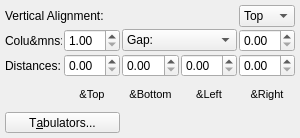
First picture: the form in scribus/ui/propertywidget_distancebase.ui, repository nitramr/scribus, before the edit.
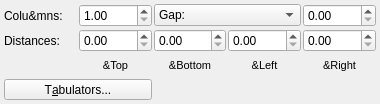
Second picture: the form after the edit. Custom widgets are drawn as their Qt base class.

What changed in the file:
```diff
--- a/scribus/ui/propertywidget_distancebase.ui
+++ b/scribus/ui/propertywidget_distancebase.ui
@@ -6,36 +6,153 @@
    <rect>
     <x>0</x>
     <y>0</y>
-    <width>300</width>
-    <height>138</height>
+    <width>380</width>
+    <height>104</height>
    </rect>
   </property>
+  <property name="sizePolicy">
+   <sizepolicy hsizetype="MinimumExpanding" vsizetype="MinimumExpanding">
+    <horstretch>0</horstretch>
+    <verstretch>0</verstretch>
+   </sizepolicy>
+  </property>
   <property name="minimumSize">
    <size>
-    <width>300</width>
+    <width>380</width>
+    <height>0</height>
+   </size>
+  </property>
+  <property name="maximumSize">
+   <size>
+    <width>380</width>
+    <height>16777215</height>
+   </size>
+  </property>
+  <property name="baseSize">
+   <size>
+    <width>380</width>
     <height>0</height>
    </size>
   </property>
   <property name="windowTitle">
    <string notr="true">Frame</string>
   </property>
-  <layout class="QGridLayout" name="gridLayout">
+  <layout class="QGridLayout" name="gridLayout" columnstretch="0,0,0,0,0">
    <property name="leftMargin">
-    <number>5</number>
+    <number>4</number>
    </property>
    <property name="topMargin">
-    <number>5</number>
+    <number>4</number>
    </property>
    <property name="rightMargin">
-    <number>5</number>
+    <number>4</number>
    </property>
    <property name="bottomMargin">
-    <number>5</number>
+    <number>4</number>
    </property>
    <property name="spacing">
     <number>2</number>
    </property>
-   <item row="1" column="1">
+   <item row="2" column="1">
+    <widget class="QLabel" name="topLabel">
+     <property name="font">
+      <font>
+       <pointsize>8</pointsize>
+       <weight>50</weight>
+       <italic>false</italic>
+       <bold>false</bold>
+      </font>
+     </property>
+     <property name="text">
+      <string>&amp;Top</string>
+     </property>
+     <property name="alignment">
+      <set>Qt::AlignCenter</set>
+     </property>
+    </widget>
+   </item>
+   <item row="2" column="3">
+    <widget class="QLabel" name="leftLabel">
+     <property name="font">
+      <font>
+       <pointsize>8</pointsize>
+       <weight>50</weight>
+       <italic>false</italic>
+       <bold>false</bold>
+      </font>
+     </property>
+     <property name="text">
+      <string>&amp;Left</string>
+     </property>
+     <property name="alignment">
+      <set>Qt::AlignCenter</set>
+     </property>
+    </widget>
+   </item>
+   <item row="1" column="0">
+    <widget class="QLabel" name="distancesLabel">
+     <property name="text">
+      <string>Distances:</string>
+     </property>
+    </widget>
+   </item>
+   <item row="0" column="4">
+    <widget class="ScrSpinBox" name="columnGap">
+     <property name="toolTip">
+      <string>Distance between columns</string>
+     </property>
+    </widget>
+   </item>
+   <item row="0" column="0">
+    <widget class="QLabel" name="columnsLabel">
+     <property name="text">
+      <string>Colu&amp;mns:</string>
+     </property>
+    </widget>
+   </item>
+   <item row="0" column="2" colspan="2">
+    <widget class="ScComboBox" name="columnGapLabel">
+     <property name="toolTip">
+      <string>Switches between Gap or Column width</string>
+     </property>
+     <item>
+      <property name="text">
+       <string>Gap:</string>
+      </property>
+     </item>
+     <item>
+      <property name="text">
+       <string>Width:</string>
+      </property>
+     </item>
+    </widget>
+   </item>
+   <item row="2" column="2">
+    <widget class="QLabel" name="bottomLabel">
+     <property name="font">
+      <font>
+       <pointsize>8</pointsize>
+       <weight>50</weight>
+       <italic>false</italic>
+       <bold>false</bold>
+      </font>
+     </property>
+     <property name="text">
+      <string>&amp;Bottom</string>
+     </property>
+     <property name="alignment">
+      <set>Qt::AlignCenter</set>
+     </property>
+    </widget>
+   </item>
+   <item row="1" column="2">
+    <widget class="ScrSpinBox" name="bottomDistance">
+     <property name="toolTip">
+      <string>Distance of text from bottom of frame</string>
+     </property>
+    </widget>
+   </item>
+   <item row="0" column="1">
     <widget class="ScrSpinBox" name="columns">
      <property name="toolTip">
       <string>Number of columns in text frame</string>
@@ -48,82 +165,52 @@
      </property>
     </widget>
    </item>
-   <item row="3" column="1">
+   <item row="1" column="3">
+    <widget class="ScrSpinBox" name="leftDistance">
+     <property name="maximumSize">
+      <size>
+       <width>300</width>
+       <height>16777215</height>
+      </size>
+     </property>
+     <property name="toolTip">
+      <string>Distance of text from left of frame</string>
+     </property>
+    </widget>
+   </item>
+   <item row="1" column="4">
+    <widget class="ScrSpinBox" name="rightDistance">
+     <property name="toolTip">
+      <string>Distance of text from right of frame</string>
+     </property>
+    </widget>
+   </item>
+   <item row="2" column="4">
+    <widget class="QLabel" name="rightLabel">
+     <property name="font">
+      <font>
+       <pointsize>8</pointsize>
+       <weight>50</weight>
+       <italic>false</italic>
+       <bold>false</bold>
+      </font>
+     </property>
+     <property name="text">
+      <string>&amp;Right</string>
+     </property>
+     <property name="alignment">
+      <set>Qt::AlignCenter</set>
+     </property>
+    </widget>
+   </item>
+   <item row="1" column="1">
     <widget class="ScrSpinBox" name="topDistance">
      <property name="toolTip">
       <string>Distance of text from top of frame</string>
      </property>
     </widget>
    </item>
-   <item row="4" column="2">
-    <widget class="QLabel" name="bottomLabel">
-     <property name="font">
-      <font>
-       <pointsize>8</pointsize>
-       <weight>50</weight>
-       <italic>false</italic>
-       <bold>false</bold>
-      </font>
-     </property>
-     <property name="text">
-      <string>&amp;Bottom</string>
-     </property>
-     <property name="alignment">
-      <set>Qt::AlignCenter</set>
-     </property>
-    </widget>
-   </item>
-   <item row="1" column="0">
-    <widget class="QLabel" name="columnsLabel">
-     <property name="text">
-      <string>Colu&amp;mns:</string>
-     </property>
-    </widget>
-   </item>
-   <item row="3" column="2">
-    <widget class="ScrSpinBox" name="bottomDistance">
-     <property name="toolTip">
-      <string>Distance of text from bottom of frame</string>
-     </property>
-    </widget>
-   </item>
-   <item row="4" column="3">
-    <widget class="QLabel" name="leftLabel">
-     <property name="font">
-      <font>
-       <pointsize>8</pointsize>
-       <weight>50</weight>
-       <italic>false</italic>
-       <bold>false</bold>
-      </font>
-     </property>
-     <property name="text">
-      <string>&amp;Left</string>
-     </property>
-     <property name="alignment">
-      <set>Qt::AlignCenter</set>
-     </property>
-    </widget>
-   </item>
-   <item row="4" column="1">
-    <widget class="QLabel" name="topLabel">
-     <property name="font">
-      <font>
-       <pointsize>8</pointsize>
-       <weight>50</weight>
-       <italic>false</italic>
-       <bold>false</bold>
-      </font>
-     </property>
-     <property name="text">
-      <string>&amp;Top</string>
-     </property>
-     <property name="alignment">
-      <set>Qt::AlignCenter</set>
-     </property>
-    </widget>
-   </item>
-   <item row="8" column="0" colspan="2">
+   <item row="3" column="0" colspan="2">
     <widget class="QToolButton" name="tabsButton">
      <property name="sizePolicy">
       <sizepolicy hsizetype="MinimumExpanding" vsizetype="Fixed">
@@ -139,95 +226,6 @@
      </property>
     </widget>
    </item>
-   <item row="3" column="3">
-    <widget class="ScrSpinBox" name="leftDistance">
-     <property name="toolTip">
-      <string>Distance of text from left of frame</string>
-     </property>
-    </widget>
-   </item>
-   <item row="3" column="4">
-    <widget class="ScrSpinBox" name="rightDistance">
-     <property name="toolTip">
-      <string>Distance of text from right of frame</string>
-     </property>
-    </widget>
-   </item>
-   <item row="4" column="4">
-    <widget class="QLabel" name="rightLabel">
-     <property name="font">
-      <font>
-       <pointsize>8</pointsize>
-       <weight>50</weight>
-       <italic>false</italic>
-       <bold>false</bold>
-      </font>
-     </property>
-     <property name="text">
-      <string>&amp;Right</string>
-     </property>
-     <property name="alignment">
-      <set>Qt::AlignCenter</set>
-     </property>
-    </widget>
-   </item>
-   <item row="3" column="0">
-    <widget class="QLabel" name="distancesLabel">
-     <property name="text">
-      <string>Distances:</string>
-     </property>
-    </widget>
-   </item>
-   <item row="0" column="4">
-    <widget class="QComboBox" name="verticalAlign">
-     <item>
-      <property name="text">
-       <string>Top</string>
-      </property>
-     </item>
-     <item>
-      <property name="text">
-       <string>Middle</string>
-      </property>
-     </item>
-     <item>
-      <property name="text">
-       <string>Bottom</string>
-      </property>
-     </item>
-    </widget>
-   </item>
-   <item row="0" column="0" colspan="2">
-    <widget class="QLabel" name="verticalAlignLabel">
-     <property name="text">
-      <string>Vertical Alignment:</string>
-     </property>
-    </widget>
-   </item>
-   <item row="1" column="4">
-    <widget class="ScrSpinBox" name="columnGap">
-     <property name="toolTip">
-      <string>Distance between columns</string>
-     </property>
-    </widget>
-   </item>
-   <item row="1" column="2" colspan="2">
-    <widget class="ScComboBox" name="columnGapLabel">
-     <property name="toolTip">
-      <string>Switches between Gap or Column width</string>
-     </property>
-     <item>
-      <property name="text">
-       <string>Gap:</string>
-      </property>
-     </item>
-     <item>
-      <property name="text">
-       <string>Width:</string>
-      </property>
-     </item>
-    </widget>
-   </item>
   </layout>
  </widget>
  <customwidgets>
```
